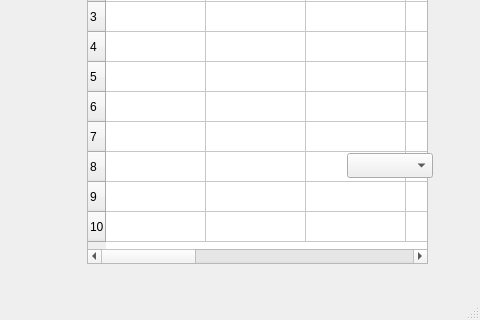
Before: the Qt Designer form mainwindow.ui in MATF-RS20/RS002-battleship-game, drawn with Qt 5; both pictures show x 453 to 933 and y 164 to 484 of the 933 by 484 pixel window.
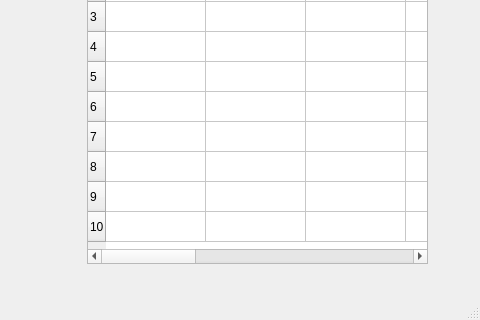
After: the same form once the commit is applied.

Diff of the .ui file:
```diff
--- a/mainwindow.ui
+++ b/mainwindow.ui
@@ -217,16 +217,6 @@
      </item>
     </layout>
    </widget>
-   <widget class="QComboBox" name="playerType_2">
-    <property name="geometry">
-     <rect>
-      <x>800</x>
-      <y>300</y>
-      <width>86</width>
-      <height>25</height>
-     </rect>
-    </property>
-   </widget>
   </widget>
   <widget class="QMenuBar" name="menuBar">
    <property name="geometry">
```
